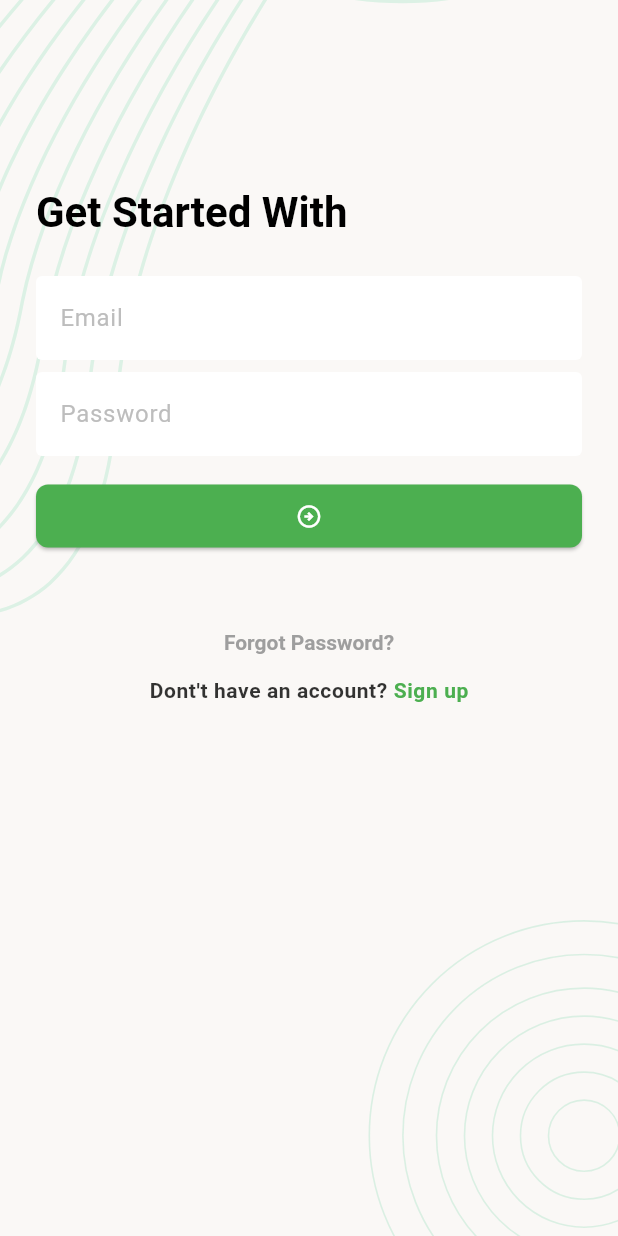
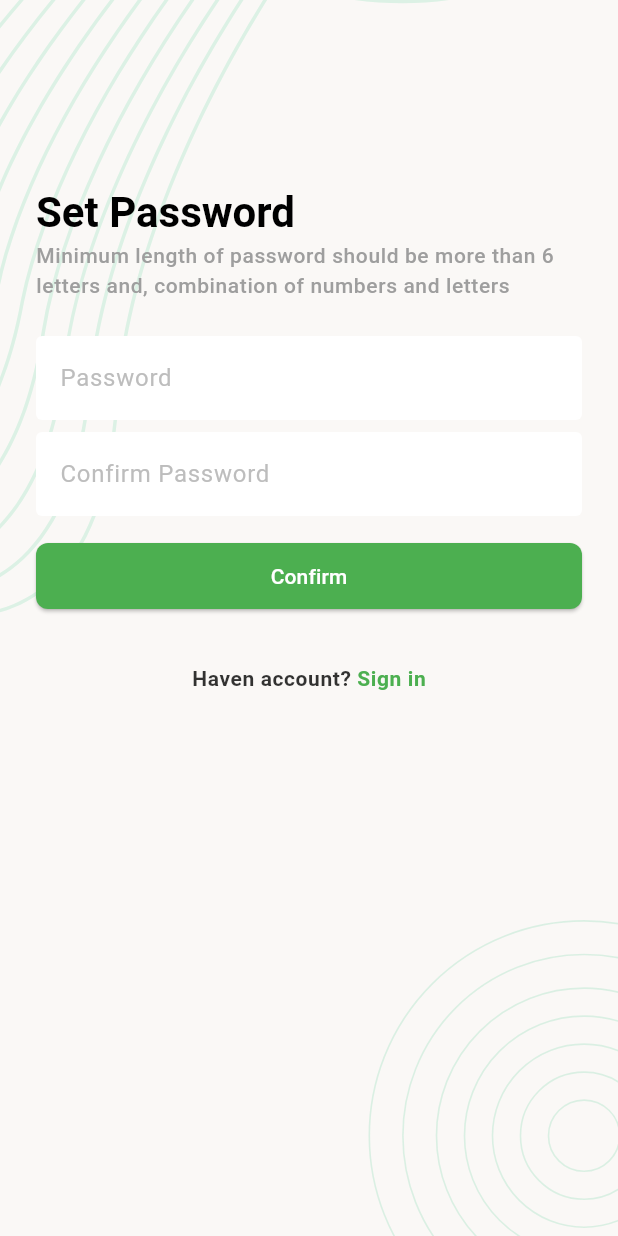
Before and after one commit to didipta/taskmanager, a Flutter app: the screen it shows after launch, after a tap on "Forgot Password?", on a phone screen of 412 x 824 dp. Run offline on Flutter 3.47's test engine with Material 3 defaults, Android fonts, the phone set to English and light mode, and no system bars; our stand-ins replace flutter_svg, pin_code_fields.

Commit message:
screen design 4-5

```diff
--- a/lib/Router/RouterGenerator.dart
+++ b/lib/Router/RouterGenerator.dart
@@ -1,5 +1,7 @@
 import 'package:flutter/cupertino.dart';
 import 'package:flutter/material.dart';
+import 'package:taskmanager/Ui/screen/reset_password_screen.dart';
+import 'package:taskmanager/Ui/screen/sign_up_screen.dart';
 import 'package:taskmanager/Ui/screen/splash_screen.dart';
 
 import '../Ui/screen/sign_in_screen.dart';
@@ -14,6 +16,12 @@ MaterialPageRoute? materialPageRoute(RouteSettings settings){
     case Routerpath.signIn:
       widget=SignInScreen();
       break;
+    case Routerpath.signup:
+      widget=SignUpScreen();
+      break;
+    case Routerpath.forgetpass:
+      widget=ResetPasswordScreen();
+      break;
 
 
 
--- a/lib/Router/RouterPath.dart
+++ b/lib/Router/RouterPath.dart
@@ -3,5 +3,7 @@ class Routerpath{
   static const initialRoute=homepath;
   static const homepath="/";
   static const signIn="/signin";
+  static const signup ="/signup";
+  static const forgetpass="/forgetpass";
 
 }
--- /dev/null
+++ b/lib/Ui/screen/reset_password_screen.dart
@@ -0,0 +1,109 @@
+import 'package:flutter/gestures.dart';
+import 'package:flutter/material.dart';
+import 'package:taskmanager/Ui/screen/sign_in_screen.dart';
+
+import '../../Style/Colors.dart';
+import '../../widgets/background_widget.dart';
+
+
+class ResetPasswordScreen extends StatefulWidget {
+  const ResetPasswordScreen({super.key});
+
+  @override
+  State<ResetPasswordScreen> createState() =>
+      _ResetPasswordScreenState();
+}
+
+class _ResetPasswordScreenState extends State<ResetPasswordScreen> {
+  final TextEditingController _confirmPasswordTEController =
+      TextEditingController();
+  final TextEditingController _passwordTEController = TextEditingController();
+
+  @override
+  Widget build(BuildContext context) {
+    return Scaffold(
+      body: BackgroundWidget(
+        child: SafeArea(
+          child: SingleChildScrollView(
+            child: Padding(
+              padding: const EdgeInsets.all(24),
+              child: Column(
+                crossAxisAlignment: CrossAxisAlignment.start,
+                children: [
+                  const SizedBox(height: 100),
+                  Text(
+                    'Set Password',
+                    style: Theme.of(context).textTheme.titleLarge,
+                  ),
+                  Text(
+                    'Minimum length of password should be more than 6 letters and, combination of numbers and letters',
+                    style: Theme.of(context).textTheme.titleSmall,
+                  ),
+                  const SizedBox(height: 24),
+                  TextFormField(
+                    controller: _passwordTEController,
+                    decoration: const InputDecoration(hintText: 'Password'),
+                  ),
+                  const SizedBox(height: 8),
+                  TextFormField(
+                    controller: _confirmPasswordTEController,
+                    decoration:
+                        const InputDecoration(hintText: 'Confirm Password'),
+                  ),
+                  const SizedBox(height: 16),
+                  ElevatedButton(
+                    onPressed: _onTapConfirmButton,
+                    child: const Text('Confirm'),
+                  ),
+                  const SizedBox(height: 36),
+                  Center(
+                    child: RichText(
+                      text: TextSpan(
+                        style: TextStyle(
+                          color: Colors.black.withOpacity(0.8),
+                          fontWeight: FontWeight.w600,
+                          letterSpacing: 0.4,
+                        ),
+                        text: "Haven account? ",
+                        children: [
+                          TextSpan(
+                            text: 'Sign in',
+                            style: const TextStyle(color: AppColors.themeColor),
+                            recognizer: TapGestureRecognizer()
+                              ..onTap = _onTapSignInButton,
+                          )
+                        ],
+                      ),
+                    ),
+                  )
+                ],
+              ),
+            ),
+          ),
+        ),
+      ),
+    );
+  }
+
+  void _onTapSignInButton() {
+    Navigator.pushAndRemoveUntil(
+      context,
+      MaterialPageRoute(builder: (context) => const SignInScreen()),
+          (route) => false,
+    );
+  }
+
+  void _onTapConfirmButton() {
+    Navigator.pushAndRemoveUntil(
+      context,
+      MaterialPageRoute(builder: (context) => const SignInScreen()),
+          (route) => false,
+    );
+  }
+
+  @override
+  void dispose() {
+    _confirmPasswordTEController.dispose();
+    super.dispose();
+  }
+}
--- a/lib/Ui/screen/sign_in_screen.dart
+++ b/lib/Ui/screen/sign_in_screen.dart
@@ -1,6 +1,7 @@
 import 'package:flutter/gestures.dart';
 import 'package:flutter/material.dart';
 
+import '../../Router/RouterPath.dart';
 import '../../Style/Colors.dart';
 import '../../widgets/background_widget.dart';
 
@@ -85,15 +86,15 @@ class _SignInScreenState extends State<SignInScreen> {
   }
 
   void _onTapNextButton() {
-
+    Navigator.pushNamed(context, Routerpath.homepath);
   }
 
   void _onTapSignUpButton() {
-
+   Navigator.pushNamed(context, Routerpath.signup);
   }
 
   void _onTapForgotPasswordButton() {
-
+  Navigator.pushNamed(context, Routerpath.forgetpass);
   }
 
   @override
--- /dev/null
+++ b/lib/data/utilities/urls.dart
@@ -0,0 +1,5 @@
+class Urls {
+  static const String _baseUrl = 'https://task.teamrabbil.com/api/v1';
+
+  static const String registration = '$_baseUrl/registration';
+}
--- a/pubspec.yaml
+++ b/pubspec.yaml
@@ -36,6 +36,9 @@ dependencies:
   # Use with the CupertinoIcons class for iOS style icons.
   cupertino_icons: ^1.0.6
   flutter_svg: ^2.0.10+1
+  pin_code_fields: ^8.0.1
+  cached_network_image: ^3.3.1
+  http: ^1.2.1
 
 dev_dependencies:
   flutter_test:
```
Also changed, not shown: lib/Style/app_constants.dart (added, +8 -0 lines), lib/Ui/screen/email_verification_screen.dart (added, +99 -0 lines), lib/Ui/screen/pin_verification_screen.dart (added, +124 -0 lines), lib/Ui/screen/sign_up_screen.dart (added, +231 -0 lines), lib/data/models/network_response.dart (added, +12 -0 lines), lib/data/network_caller/network_caller.dart (added, +64 -0 lines), lib/widgets/snack_bar_message.dart (added, +14 -0 lines), pubspec.lock, 1 other file.
